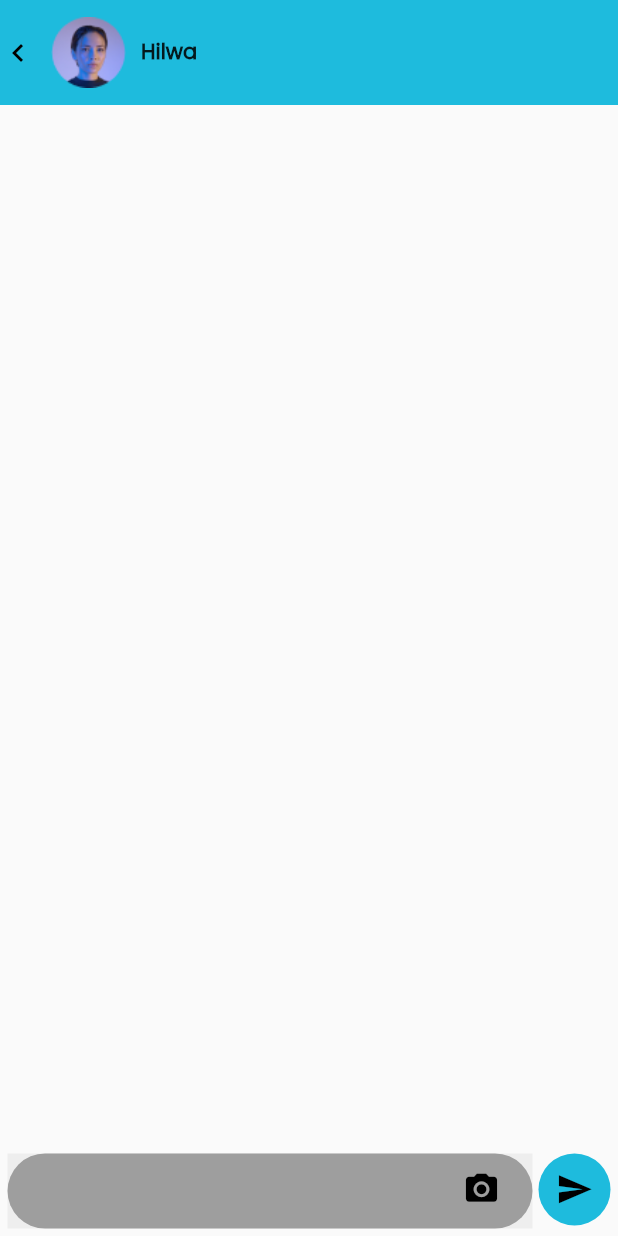
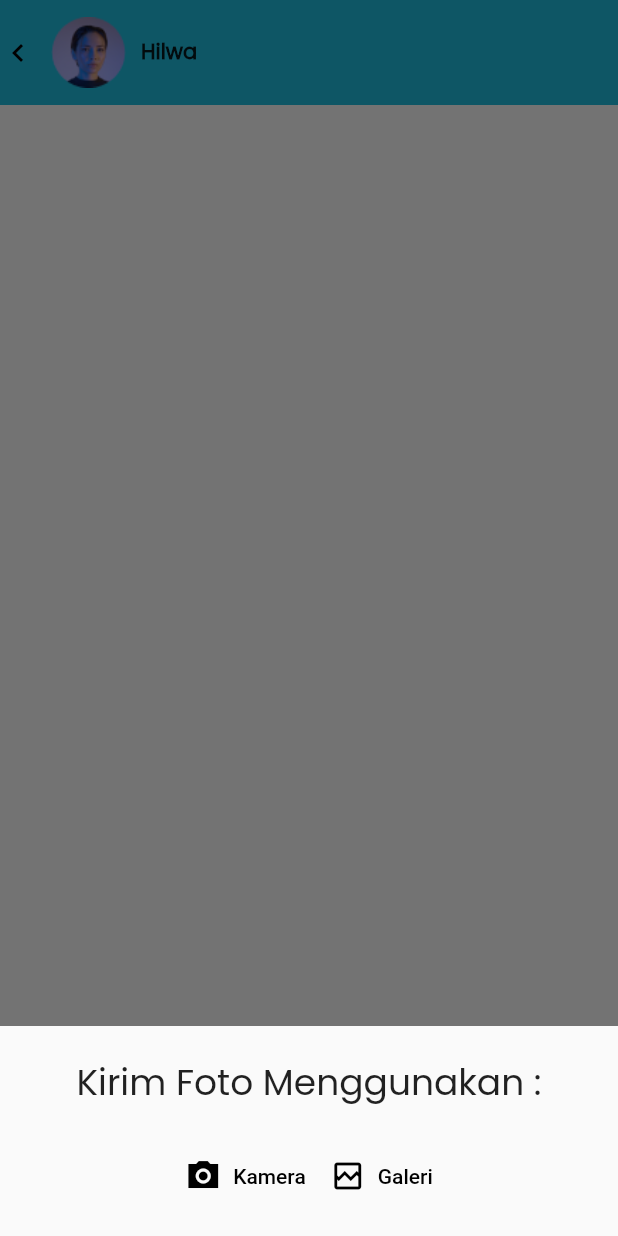
Before and after one commit to KrisnaCahya/PBM-A7, a Flutter app: the ChatPribadi screen opened directly, after a tap on the "camera alt" icon, on a phone screen of 412 x 824 dp. Run offline on Flutter 3.47's test engine with Material 2 defaults, Android fonts, the phone set to English and light mode, and no system bars; our stand-ins replace image_picker.

Commit message:
menambah fitur kamera (selesai)

```diff
--- a/lib/Chat_Pribadi.dart
+++ b/lib/Chat_Pribadi.dart
@@ -1,5 +1,9 @@
+import 'dart:io';
+import 'dart:async';
+import 'dart:io';
 import 'package:flutter/material.dart';
 import 'package:pbma7/navbar.dart';
+import 'package:image_picker/image_picker.dart';
 
 class ChatPribadi extends StatefulWidget {
   const ChatPribadi({Key? key}) : super(key: key);
@@ -9,6 +13,15 @@ class ChatPribadi extends StatefulWidget {
 }
 
 class _ChatPribadiState extends State<ChatPribadi> {
+  File? _image;
+
+  Future pickImage(ImageSource source) async {
+    final image = await ImagePicker().pickImage(source: source);
+    if (image == null) return;
+    final imageTemp = File(image.path);
+    setState(() => this._image = imageTemp);
+  }
+
   @override
   Widget build(BuildContext context) {
     return Scaffold(
@@ -30,9 +43,7 @@ class _ChatPribadiState extends State<ChatPribadi> {
                     onTap: () {
                       Navigator.push(
                         context,
-                        MaterialPageRoute(
-                          builder: (context) => Navbar()
-                        ),
+                        MaterialPageRoute(builder: (context) => Navbar()),
                       );
                     },
                     child: const Icon(
@@ -129,7 +140,11 @@ class _ChatPribadiState extends State<ChatPribadi> {
                         color: Colors.black,
                         size: 25,
                       ),
-                      onPressed: () {},
+                      onPressed: () {
+                        showModalBottomSheet(
+                            context: context,
+                            builder: ((Builder) => bottomSheet()));
+                      },
                     ),
                   ),
                 ],
@@ -140,4 +155,42 @@ class _ChatPribadiState extends State<ChatPribadi> {
       ),
     );
   }
+
+  Widget bottomSheet() {
+    return Container(
+        height: 100.0,
+        width: MediaQuery.of(context).size.width,
+        margin: EdgeInsets.symmetric(horizontal: 20, vertical: 20),
+        child: Column(
+          children: <Widget>[
+            Text(
+              "Kirim Foto Menggunakan :",
+              style: TextStyle(
+                  fontFamily: "Poppins",
+                  fontWeight: FontWeight.w500,
+                  fontSize: 24),
+            ),
+            SizedBox(
+              height: 20,
+            ),
+            Row(
+              mainAxisAlignment: MainAxisAlignment.center,
+              children: <Widget>[
+                TextButton.icon(
+                  icon: Icon(Icons.camera_alt_sharp),
+                  onPressed: () => pickImage(ImageSource.camera),
+                  style: TextButton.styleFrom(primary: Colors.black),
+                  label: Text("Kamera"),
+                ),
+                TextButton.icon(
+                  icon: Icon(Icons.broken_image_outlined),
+                  onPressed: () => pickImage(ImageSource.gallery),
+                  style: TextButton.styleFrom(primary: Colors.black),
+                  label: Text("Galeri"),
+                )
+              ],
+            )
+          ],
+        ));
+  }
 }
--- a/pubspec.yaml
+++ b/pubspec.yaml
@@ -29,6 +29,7 @@ environment:
 dependencies:
   flutter:
     sdk: flutter
+  image_picker: ^0.8.5+3
 
 
   # The following adds the Cupertino Icons font to your application.
```
Also changed, not shown: pubspec.lock, 1 other file.
